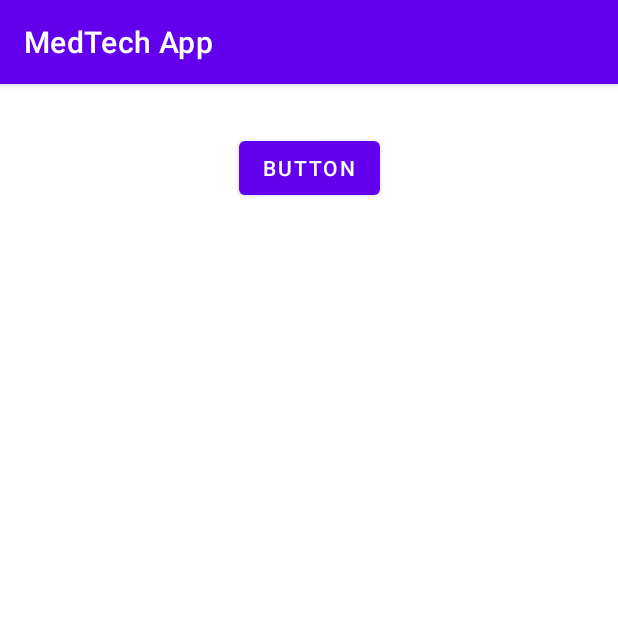
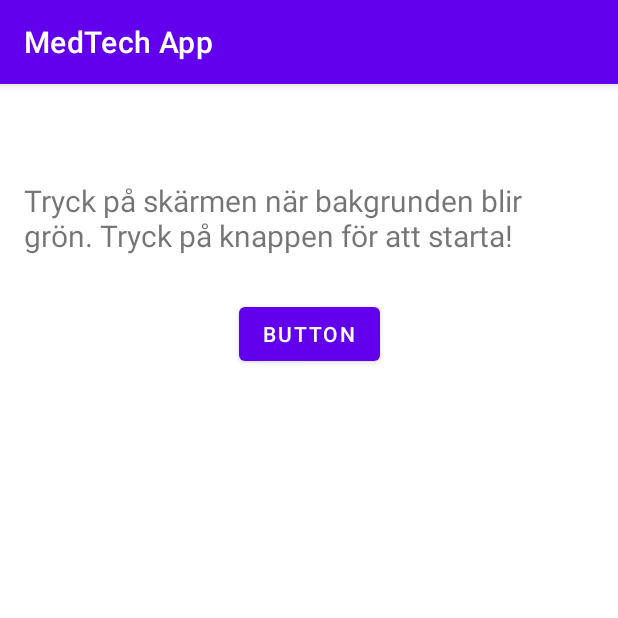
Before and after one commit to TrisseC/MedTechApp, an Android app: the Visual screen opened directly, with no data from a screen before it, on a phone screen of 412 x 824 dp, the top half of it. Run offline under Robolectric (Android 15) with nearby library versions, the phone set to English and light mode, and no system bars.

Commit message:
Visual: Updated view, Non-hard coded strings, etc.

```diff
--- a/app/src/main/java/com/example/medtechapp/Visual.java
+++ b/app/src/main/java/com/example/medtechapp/Visual.java
@@ -26,13 +26,14 @@ public class Visual extends AppCompatActivity {
         random = new Random();
         View someView = findViewById(R.id.screen);
         root = someView.getRootView();
-        maxSecondsWait = 5; //Sets max value of how long you should wait for colour to turn green;
+        maxSecondsWait = 3; //Sets max value of how long you should wait for colour to turn green;
     }
 
     public void startTest(View view){
         long timeTaken;
         view.setVisibility(View.INVISIBLE);
-        long timer = (long) (random.nextDouble() * 1000.0 * maxSecondsWait);
+        findViewById(R.id.visualStartText).setVisibility(View.INVISIBLE);
+        long timer = (long) (500.0+(random.nextDouble() * 1000.0 * maxSecondsWait));
         root.setBackgroundColor(ContextCompat.getColor(this, android.R.color.holo_red_dark));
         handler.postDelayed(new Runnable() {
             public void run() {
--- a/app/src/main/res/layout/activity_visual.xml
+++ b/app/src/main/res/layout/activity_visual.xml
@@ -12,12 +12,12 @@
         android:id="@+id/button3"
         android:layout_width="wrap_content"
         android:layout_height="wrap_content"
-        android:layout_marginTop="32dp"
+        android:layout_marginTop="28dp"
         android:onClick="startTest"
         android:text="Button"
         app:layout_constraintEnd_toEndOf="parent"
         app:layout_constraintStart_toStartOf="parent"
-        app:layout_constraintTop_toTopOf="parent" />
+        app:layout_constraintTop_toBottomOf="@+id/visualStartText" />
 
     <TextView
         android:id="@+id/timer"
@@ -28,4 +28,17 @@
         app:layout_constraintBottom_toBottomOf="parent"
         app:layout_constraintEnd_toEndOf="parent"
         app:layout_constraintStart_toStartOf="parent" />
+
+    <TextView
+        android:id="@+id/visualStartText"
+        android:layout_width="0dp"
+        android:layout_height="wrap_content"
+        android:layout_marginStart="16dp"
+        android:layout_marginTop="64dp"
+        android:layout_marginEnd="16dp"
+        android:text="@string/react_text"
+        android:textSize="20sp"
+        app:layout_constraintEnd_toEndOf="parent"
+        app:layout_constraintStart_toStartOf="parent"
+        app:layout_constraintTop_toTopOf="parent" />
 </androidx.constraintlayout.widget.ConstraintLayout>
--- a/app/src/main/res/values/strings.xml
+++ b/app/src/main/res/values/strings.xml
@@ -7,4 +7,5 @@
     <string name="visual_text">Visuellt</string>
     <string name="audial_text">Hörsel</string>
     <string name="hs_text">Highscores</string>
+    <string name="react_text">Tryck på skärmen när bakgrunden blir grön. Tryck på knappen för att starta!</string>
 </resources>
```
